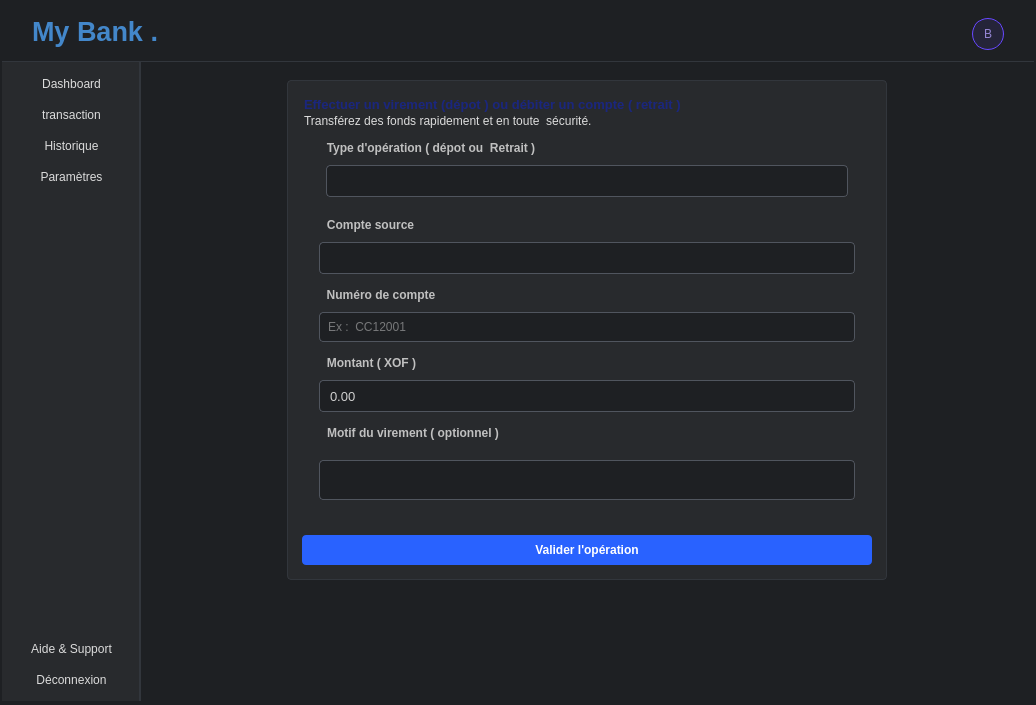
Qt form fenetreprincipale.ui (will180901/my_bank) before a commit.
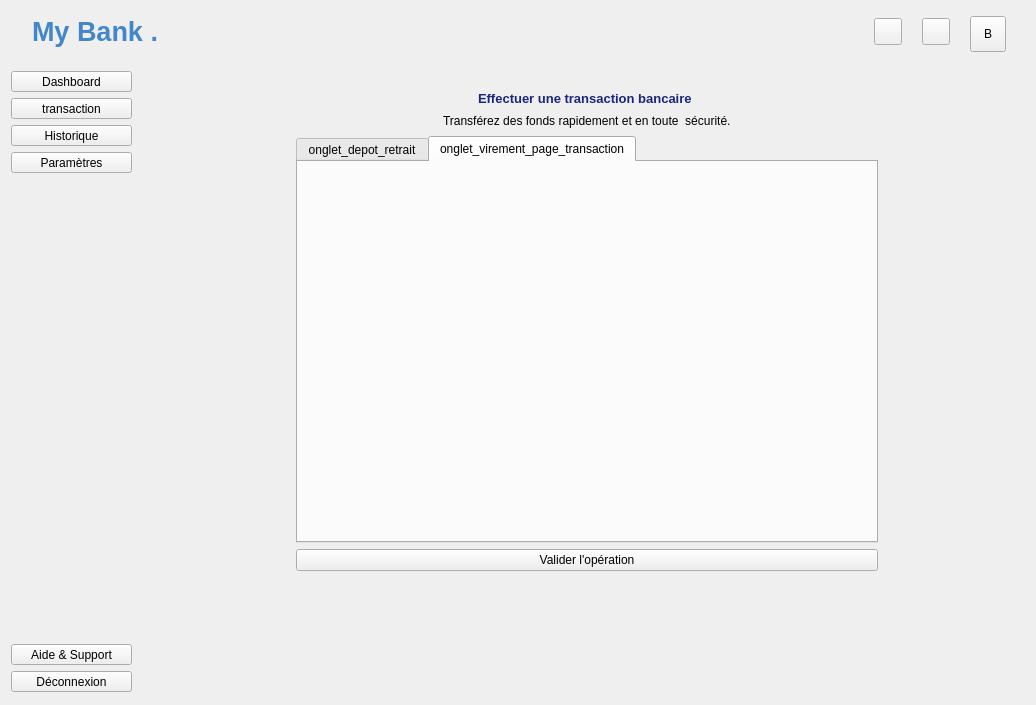
The same form after that commit. The open tabs and pages were chosen to show the change. Icons and pictures are not drawn.

Patch:
```diff
--- a/fenetreprincipale.ui
+++ b/fenetreprincipale.ui
@@ -20,7 +20,7 @@
    <string>FenetrePrincipale</string>
   </property>
   <property name="styleSheet">
-   <string notr="true">/* ===============================================
+   <string notr="true">/*===============================================
    STYLES GLOBAUX
    =============================================== */
 
@@ -631,6 +631,85 @@
     background-color: rgba(180, 180, 180, 74);
     border-radius: 1px;
     outline: none;
+}
+
+
+
+/* ===============================================
+   STYLE DES ONGLETS DE TRANSACTION
+   =============================================== */
+
+#mes_onglets_page_transaction {
+    background-color: rgb(30, 32, 35);
+    border: none;
+    border-radius: 4px;
+}
+
+/* Panneau de contenu des onglets */
+#mes_onglets_page_transaction::pane {
+    border-top: 1px solid rgb(50, 54, 60);
+    border-radius: 0 0 4px 4px;
+    top: -1px; /* Chevauchement de la bordure */
+    background-color: rgb(40, 42, 45);
+}
+
+/* Barre d'onglets */
+#mes_onglets_page_transaction &gt; QTabBar {
+    background-color: rgb(40, 42, 45);
+    border-bottom: 1px solid rgb(50, 54, 60);
+    spacing: 4px;
+}
+
+/* Onglets individuels */
+#mes_onglets_page_transaction &gt; QTabBar::tab {
+    background-color: rgba(50, 54, 60, 0.5);
+    border: 1px solid rgb(50, 54, 60);
+    border-bottom: none;
+    border-radius: 4px 4px 0 0;
+    padding: 8px 16px;
+    margin-right: 2px;
+    min-width: 100px;
+    color: rgb(180, 180, 180);
+}
+
+/* Onglet sélectionné */
+#mes_onglets_page_transaction &gt; QTabBar::tab:selected {
+    background-color: rgb(40, 42, 45);
+    border-color: rgb(50, 54, 60);
+    color: rgb(220, 220, 220);
+    font-weight: 600;
+}
+
+/* Onglet au survol */
+#mes_onglets_page_transaction &gt; QTabBar::tab:hover {
+    background-color: rgba(50, 54, 60, 0.8);
+    color: rgb(200, 200, 255);
+}
+
+/* Onglet actif */
+#mes_onglets_page_transaction &gt; QTabBar::tab:selected:hover {
+    background-color: rgb(45, 47, 50);
+}
+
+/* Indicateur de sélection (ligne du bas) */
+#mes_onglets_page_transaction &gt; QTabBar::tab:selected {
+    border-bottom: 2px solid #2962FF;
+    margin-bottom: -1px; /* Alignement avec la bordure */
+}
+
+/* Flèches de navigation quand il y a beaucoup d'onglets */
+#mes_onglets_page_transaction &gt; QTabBar QToolButton {
+    background: rgb(50, 54, 60);
+    border-radius: 3px;
+    margin: 4px;
+}
+
+/* Icônes des flèches */
+#mes_onglets_page_transaction &gt; QTabBar QToolButton::right-arrow,
+#mes_onglets_page_transaction &gt; QTabBar QToolButton::left-arrow {
+    image: url(:/icon_gris/chevron-right.svg);
+    width: 12px;
+    height: 12px;
 }</string>
   </property>
   <widget class="QWidget" name="ConteneurPrincipal">
@@ -2330,8 +2409,8 @@
                <widget class="QWidget" name="carte_effectuer_un_virement" native="true">
                 <property name="minimumSize">
                  <size>
-                  <width>300</width>
-                  <height>480</height>
+                  <width>600</width>
+                  <height>500</height>
                  </size>
                 </property>
                 <property name="maximumSize">
@@ -2340,23 +2419,8 @@
                   <height>500</height>
                  </size>
                 </property>
-                <layout class="QVBoxLayout" name="verticalLayout_21">
-                 <property name="spacing">
-                  <number>2</number>
-                 </property>
-                 <property name="leftMargin">
-                  <number>15</number>
-                 </property>
-                 <property name="topMargin">
-                  <number>15</number>
-                 </property>
-                 <property name="rightMargin">
-                  <number>15</number>
-                 </property>
-                 <property name="bottomMargin">
-                  <number>15</number>
-                 </property>
-                 <item alignment="Qt::AlignmentFlag::AlignLeft">
+                <layout class="QVBoxLayout" name="verticalLayout">
+                 <item>
                   <widget class="QWidget" name="widget_27" native="true">
                    <property name="minimumSize">
                     <size>
@@ -2366,7 +2430,7 @@
                    </property>
                    <layout class="QVBoxLayout" name="verticalLayout_28">
                     <property name="spacing">
-                     <number>2</number>
+                     <number>8</number>
                     </property>
                     <property name="leftMargin">
                      <number>2</number>
@@ -2380,14 +2444,14 @@
                     <property name="bottomMargin">
                      <number>2</number>
                     </property>
-                    <item>
+                    <item alignment="Qt::AlignmentFlag::AlignHCenter">
                      <widget class="QLabel" name="label_4">
                       <property name="text">
-                       <string>&lt;html&gt;&lt;head/&gt;&lt;body&gt;&lt;p&gt;&lt;span style=&quot; font-size:10pt; font-weight:700; color:#1a267e;&quot;&gt;Effectuer un virement (dépot ) ou  débiter un compte ( retrait ) &lt;/span&gt;&lt;/p&gt;&lt;/body&gt;&lt;/html&gt;</string>
+                       <string>&lt;html&gt;&lt;head/&gt;&lt;body&gt;&lt;p&gt;&lt;span style=&quot; font-size:10pt; font-weight:700; color:#1a267e;&quot;&gt;Effectuer une transaction bancaire &lt;/span&gt;&lt;/p&gt;&lt;/body&gt;&lt;/html&gt;</string>
                       </property>
                      </widget>
                     </item>
-                    <item>
+                    <item alignment="Qt::AlignmentFlag::AlignHCenter">
                      <widget class="QLabel" name="label_5">
                       <property name="text">
                        <string>Transférez des fonds rapidement et en toute  sécurité.</string>
@@ -2398,181 +2462,26 @@
                   </widget>
                  </item>
                  <item>
-                  <widget class="QWidget" name="widget_28" native="true">
+                  <widget class="QTabWidget" name="mes_onglets_page_transaction">
                    <property name="minimumSize">
                     <size>
                      <width>0</width>
                      <height>0</height>
                     </size>
                    </property>
-                   <layout class="QVBoxLayout" name="verticalLayout_26">
-                    <item>
-                     <widget class="QGroupBox" name="groupBox_4">
-                      <property name="title">
-                       <string>Type d'opération ( dépot ou  Retrait )</string>
-                      </property>
-                      <layout class="QVBoxLayout" name="verticalLayout">
-                       <property name="topMargin">
-                        <number>10</number>
-                       </property>
-                       <item>
-                        <widget class="QComboBox" name="combo_choix_type_operation"/>
-                       </item>
-                      </layout>
-                     </widget>
-                    </item>
-                    <item>
-                     <widget class="QGroupBox" name="groupBox_2">
-                      <property name="minimumSize">
-                       <size>
-                        <width>0</width>
-                        <height>0</height>
-                       </size>
-                      </property>
-                      <property name="title">
-                       <string>Compte source</string>
-                      </property>
-                      <layout class="QVBoxLayout" name="verticalLayout_22">
-                       <property name="spacing">
-                        <number>2</number>
-                       </property>
-                       <property name="leftMargin">
-                        <number>2</number>
-                       </property>
-                       <property name="topMargin">
-                        <number>10</number>
-                       </property>
-                       <property name="rightMargin">
-                        <number>2</number>
-                       </property>
-                       <property name="bottomMargin">
-                        <number>2</number>
-                       </property>
-                       <item>
-                        <widget class="QComboBox" name="combo_choix_compte">
-                         <property name="cursor">
-                          <cursorShape>PointingHandCursor</cursorShape>
-                         </property>
-                         <property name="placeholderText">
-                          <string/>
-                         </property>
-                        </widget>
-                       </item>
-                      </layout>
-                     </widget>
-                    </item>
-                    <item>
-                     <widget class="QGroupBox" name="groupBox_3">
-                      <property name="minimumSize">
-                       <size>
-                        <width>0</width>
-                        <height>0</height>
-                       </size>
-                      </property>
-                      <property name="title">
-                       <string>Numéro de compte</string>
-                      </property>
-                      <layout class="QVBoxLayout" name="verticalLayout_23">
-                       <property name="spacing">
-                        <number>2</number>
-                       </property>
-                       <property name="leftMargin">
-                        <number>2</number>
-                       </property>
-                       <property name="topMargin">
-                        <number>10</number>
-                       </property>
-                       <property name="rightMargin">
-                        <number>2</number>
-                       </property>
-                       <property name="bottomMargin">
-                        <number>2</number>
-                       </property>
-                       <item>
-                        <widget class="QLineEdit" name="sai_num_compte_beneficiaire_virement">
-                         <property name="placeholderText">
-                          <string>Ex :  CC12001</string>
-                         </property>
-                        </widget>
-                       </item>
-                      </layout>
-                     </widget>
-                    </item>
-                    <item>
-                     <widget class="QGroupBox" name="groupBox_5">
-                      <property name="minimumSize">
-                       <size>
-                        <width>0</width>
-                        <height>0</height>
-                       </size>
-                      </property>
-                      <property name="title">
-                       <string>Montant ( XOF )</string>
-                      </property>
-                      <layout class="QVBoxLayout" name="verticalLayout_25">
-                       <property name="spacing">
-                        <number>2</number>
-                       </property>
-                       <property name="leftMargin">
-                        <number>2</number>
-                       </property>
-                       <property name="topMargin">
-                        <number>10</number>
-                       </property>
-                       <property name="rightMargin">
-                        <number>2</number>
-                       </property>
-                       <property name="bottomMargin">
-                        <number>2</number>
-                       </property>
-                       <item>
-                        <widget class="QDoubleSpinBox" name="choix_montant_spin_box"/>
-                       </item>
-                      </layout>
-                     </widget>
-                    </item>
-                    <item>
-                     <widget class="QGroupBox" name="groupBox_6">
-                      <property name="title">
-                       <string>Motif du virement ( optionnel )</string>
-                      </property>
-                      <layout class="QVBoxLayout" name="verticalLayout_27">
-                       <property name="spacing">
-                        <number>2</number>
-                       </property>
-                       <property name="leftMargin">
-                        <number>2</number>
-                       </property>
-                       <property name="topMargin">
-                        <number>20</number>
-                       </property>
-                       <property name="rightMargin">
-                        <number>2</number>
-                       </property>
-                       <property name="bottomMargin">
-                        <number>2</number>
-                       </property>
-                       <item>
-                        <widget class="QTextEdit" name="motif_text_edit">
-                         <property name="minimumSize">
-                          <size>
-                           <width>0</width>
-                           <height>0</height>
-                          </size>
-                         </property>
-                        </widget>
-                       </item>
-                      </layout>
-                     </widget>
-                    </item>
-                   </layout>
-                  </widget>
-                 </item>
-                 <item>
-                  <widget class="QLabel" name="message_recherche">
-                   <property name="text">
-                    <string/>
+                   <property name="currentIndex">
+                    <number>1</number>
                    </property>
+                   <widget class="QWidget" name="onglet_depot_retrait">
+                    <attribute name="title">
+                     <string>onglet_depot_retrait</string>
+                    </attribute>
+                   </widget>
+                   <widget class="QWidget" name="onglet_virement">
+                    <attribute name="title">
+                     <string>onglet_virement_page_transaction</string>
+                    </attribute>
+                   </widget>
                   </widget>
                  </item>
                  <item>
```
